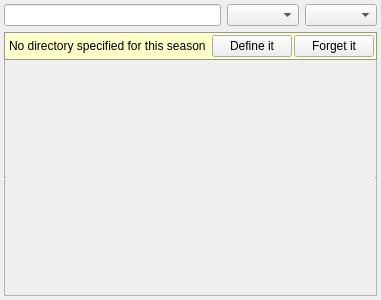
Qt form showdetailwidget.ui (Guid75/betaseeker) before a commit.
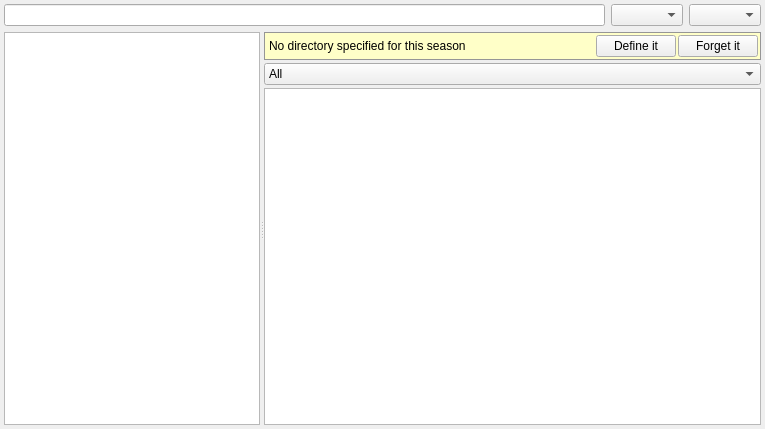
The same form after that commit.

Commit message: nore more widgets for episodes and a slave view for subtitles

```diff
--- a/showdetailwidget.ui
+++ b/showdetailwidget.ui
@@ -6,8 +6,8 @@
    <rect>
     <x>0</x>
     <y>0</y>
-    <width>381</width>
-    <height>300</height>
+    <width>765</width>
+    <height>429</height>
    </rect>
   </property>
   <property name="windowTitle">
@@ -26,24 +26,37 @@
    <property name="bottomMargin">
     <number>4</number>
    </property>
-   <property name="spacing">
-    <number>6</number>
-   </property>
-   <item row="0" column="0">
-    <widget class="QLineEdit" name="lineEditSearch"/>
-   </item>
-   <item row="0" column="1">
-    <widget class="QComboBox" name="comboBoxEpisode"/>
-   </item>
    <item row="0" column="2">
     <widget class="QComboBox" name="comboBoxLang"/>
    </item>
+   <item row="0" column="1">
+    <widget class="QComboBox" name="comboBoxEpisode"/>
+   </item>
+   <item row="0" column="0">
+    <widget class="QLineEdit" name="lineEditSearch"/>
+   </item>
    <item row="1" column="0" colspan="3">
-    <widget class="QWidget" name="widgetEpisodes" native="true">
-     <property name="styleSheet">
-      <string notr="true">QWidget#widgetEpisodes {
-	border: 1px solid rgba(180, 180, 180, 255);
-}</string>
+    <widget class="QSplitter" name="splitter">
+     <property name="orientation">
+      <enum>Qt::Horizontal</enum>
+     </property>
+     <property name="childrenCollapsible">
+      <bool>false</bool>
+     </property>
+     <widget class="QListView" name="listViewEpisodes">
+      <property name="sizePolicy">
+       <sizepolicy hsizetype="Preferred" vsizetype="Preferred">
+        <horstretch>0</horstretch>
+        <verstretch>0</verstretch>
+       </sizepolicy>
+      </property>
+     </widget>
+     <widget class="QWidget" name="widgetEpisodeDetail" native="true">
+      <property name="sizePolicy">
+       <sizepolicy hsizetype="Preferred" vsizetype="Preferred">
+        <horstretch>1</horstretch>
+        <verstretch>0</verstretch>
+       </sizepolicy>
      </property>
      <layout class="QGridLayout" name="gridLayout_2">
       <property name="leftMargin">
@@ -58,14 +71,32 @@
       <property name="bottomMargin">
        <number>0</number>
       </property>
-      <property name="spacing">
+       <property name="horizontalSpacing">
        <number>0</number>
       </property>
+       <property name="verticalSpacing">
+        <number>3</number>
+       </property>
+       <item row="1" column="0">
+        <widget class="QComboBox" name="comboBoxSubtitles">
+         <item>
+          <property name="text">
+           <string>All</string>
+          </property>
+         </item>
+        </widget>
+       </item>
       <item row="0" column="0">
        <widget class="QWidget" name="widgetSeasonDir" native="true">
         <property name="enabled">
          <bool>true</bool>
         </property>
+         <property name="sizePolicy">
+          <sizepolicy hsizetype="Preferred" vsizetype="Preferred">
+           <horstretch>0</horstretch>
+           <verstretch>0</verstretch>
+          </sizepolicy>
+         </property>
         <property name="styleSheet">
          <string notr="true">QWidget#widgetSeasonDir {
 background-color: rgba(255, 255, 200, 255);
@@ -103,7 +134,7 @@
           </widget>
          </item>
          <item row="0" column="0">
-          <widget class="QLabel" name="label">
+           <widget class="QLabel" name="labelNoDirSpecified">
            <property name="sizePolicy">
             <sizepolicy hsizetype="Preferred" vsizetype="Preferred">
              <horstretch>1</horstretch>
@@ -125,27 +156,11 @@
         </layout>
        </widget>
       </item>
-      <item row="1" column="0">
-       <widget class="QScrollArea" name="scrollArea">
-        <property name="frameShape">
-         <enum>QFrame::HLine</enum>
-        </property>
-        <property name="widgetResizable">
-         <bool>true</bool>
-        </property>
-        <widget class="QWidget" name="scrollAreaWidgetContents">
-         <property name="geometry">
-          <rect>
-           <x>0</x>
-           <y>0</y>
-           <width>371</width>
-           <height>235</height>
-          </rect>
-         </property>
-        </widget>
-       </widget>
-      </item>
-     </layout>
+       <item row="2" column="0">
+        <widget class="QListView" name="listViewSubtitles"/>
+       </item>
+      </layout>
+     </widget>
     </widget>
    </item>
   </layout>
```
Lines whose indentation alone changed are shown as unchanged. The commit also changes 10 other files.
